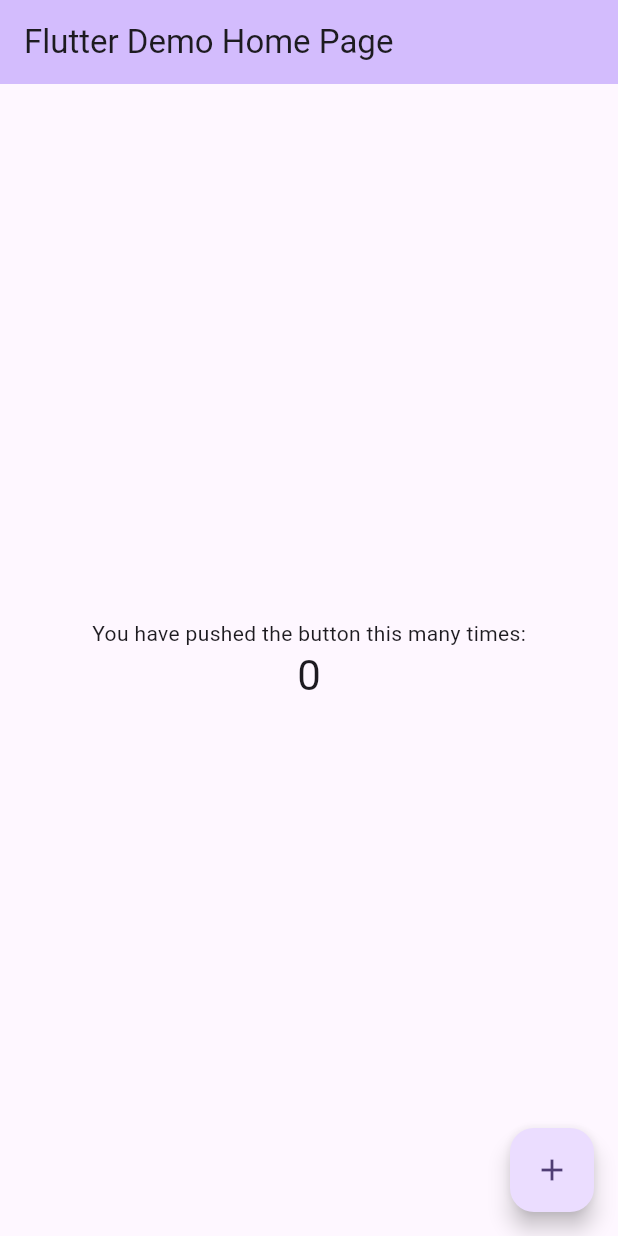
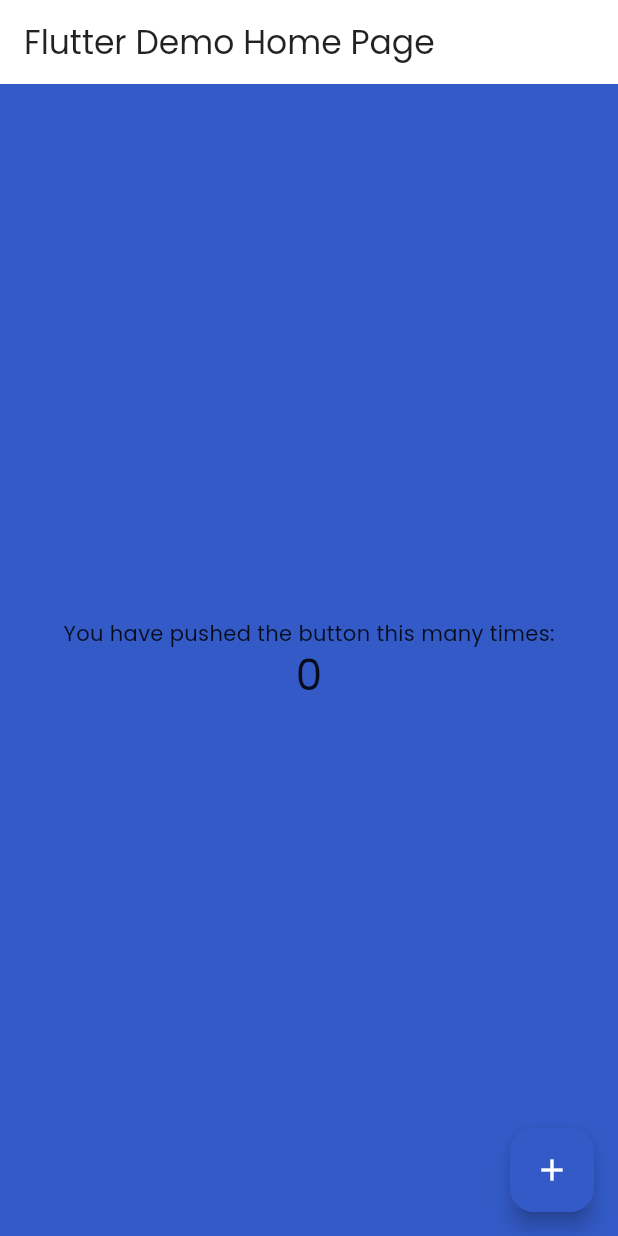
Before and after one commit to musfique113/weather, a Flutter app: the screen it shows after launch, on a phone screen of 412 x 824 dp. Run offline on Flutter 3.47's test engine with Material 3 defaults, Android fonts, the phone set to English and light mode, and no system bars.

Commit message:
feat: :heavy_plus_sign: add app resources

```diff
--- /dev/null
+++ b/lib/application/helpers/assets_path.dart
@@ -0,0 +1,9 @@
+class AssetsPath {
+  AssetsPath._();
+
+  static const String _iconsPath = 'assets/icons';
+  static const String _imagesPath = 'assets/images';
+
+  static String appLogoPng = '$_imagesPath/weather_app.png';
+
+}
--- /dev/null
+++ b/lib/application/theme_data/app_colors.dart
@@ -0,0 +1,18 @@
+import 'package:flutter/material.dart';
+
+const Color themeColor = Color(0xFF335AC7);
+const Color secondaryColor = Color(0xFF335AC7);
+const Color surface = Color(0xFF335AC7);
+const Color white = Color(0xFFFFFFFF);
+const Color black = Colors.black87;
+const Color darkGray = Color(0xFFAFAFAF);
+const Color cherry = Color(0xFFE47789);
+const Color coralRed = Color(0xFFFF4C4C);
+const Color crimson = Color(0xFFdf0f3c);
+
+const LinearGradient appGradient = LinearGradient(
+  colors: [
+    Color(0xFF6380D0),
+    Color(0xFF335AC7),
+  ],
+);
--- /dev/null
+++ b/lib/application/theme_data/global_theme_data.dart
@@ -0,0 +1,124 @@
+import 'package:flutter/material.dart';
+import 'package:weather/application/theme_data/text_styles.dart';
+import 'package:weather/application/theme_data/app_colors.dart';
+
+class GlobalThemeData {
+  static final Color _lightFocusColor = Colors.black.withOpacity(0.12);
+  static final Color _darkFocusColor = Colors.white.withOpacity(0.12);
+
+  static ThemeData get lightTheme {
+    return _buildThemeData(_lightColorScheme, _lightFocusColor);
+  }
+
+  static ThemeData get darkTheme {
+    return _buildThemeData(_darkColorScheme, _darkFocusColor);
+  }
+
+  static ThemeData _buildThemeData(ColorScheme colorScheme, Color focusColor) {
+    return ThemeData(
+      primaryColor: colorScheme.primary,
+      colorScheme: colorScheme,
+      scaffoldBackgroundColor: colorScheme.surface,
+      canvasColor: colorScheme.surface,
+      highlightColor: Colors.transparent,
+      focusColor: focusColor,
+      outlinedButtonTheme: _outlinedButtonThemeData,
+      elevatedButtonTheme: _elevatedButtonThemeData,
+      inputDecorationTheme: _inputDecorationTheme(colorScheme),
+      fontFamily: 'Poppins',
+    );
+  }
+
+  static const ColorScheme _lightColorScheme = ColorScheme(
+    brightness: Brightness.light,
+    primary: themeColor,
+    onPrimary: Colors.white,
+    secondary: secondaryColor,
+    onSecondary: white,
+    error: crimson,
+    onError: white,
+    surface: surface,
+    onSurface: black,
+  );
+
+  // TODO(musfique113) : Implement after project completion
+  static const ColorScheme _darkColorScheme = ColorScheme(
+    brightness: Brightness.dark,
+    primary: themeColor,
+    onPrimary: Colors.white,
+    secondary: Color(0xFF7755E0),
+    onSecondary: Color(0xFF332274),
+    error: crimson,
+    onError: white,
+    surface: Color(0xFF171429),
+    onSurface: Colors.white,
+  );
+
+  static DividerThemeData dividerThemeData(ColorScheme colorScheme) =>
+      DividerThemeData(color: colorScheme.primary.withOpacity(0.24));
+
+  static final OutlinedButtonThemeData _outlinedButtonThemeData =
+      OutlinedButtonThemeData(
+    style: OutlinedButton.styleFrom(
+      padding: const EdgeInsets.symmetric(vertical: 11.5),
+      minimumSize: const Size(double.infinity, 50),
+      shape: RoundedRectangleBorder(
+        borderRadius: BorderRadius.circular(8),
+      ),
+      side: const BorderSide(color: themeColor),
+      textStyle: const TextStyle(
+        fontWeight: FontWeight.w400,
+        fontSize: 16,
+        color: themeColor,
+        fontFamily: 'Poppins',
+      ),
+    ),
+  );
+
+  static final ElevatedButtonThemeData _elevatedButtonThemeData =
+      ElevatedButtonThemeData(
+    style: ElevatedButton.styleFrom(
+      padding: const EdgeInsets.symmetric(vertical: 11.5),
+      minimumSize: const Size(double.infinity, 50),
+      maximumSize: const Size(double.infinity, 50),
+      shape: RoundedRectangleBorder(
+        borderRadius: BorderRadius.circular(6),
+      ),
+      elevation: 0,
+      foregroundColor: white,
+      backgroundColor: themeColor,
+      textStyle: const TextStyle(
+        fontWeight: FontWeight.w400,
+        fontSize: 16,
+        color: white,
+        fontFamily: 'Poppins',
+      ),
+    ),
+  );
+
+  static InputDecorationTheme _inputDecorationTheme(ColorScheme scheme) =>
+      InputDecorationTheme(
+        contentPadding:
+            const EdgeInsets.symmetric(vertical: 12, horizontal: 15),
+        border: _inputBorder(),
+        enabledBorder: _inputBorder(),
+        disabledBorder: _inputBorder(),
+        focusedBorder: _inputBorder(),
+        errorBorder: _inputBorder().copyWith(
+          borderSide: BorderSide(
+            color: scheme.error,
+          ),
+        ),
+        hintStyle: TextStyles.regular16.copyWith(
+          color: darkGray,
+        ),
+        labelStyle: TextStyles.regular16.copyWith(
+          color: darkGray,
+        ),
+      );
+
+  static OutlineInputBorder _inputBorder() => OutlineInputBorder(
+        borderRadius: BorderRadius.circular(8),
+        borderSide: const BorderSide(color: themeColor),
+      );
+}
--- /dev/null
+++ b/lib/application/theme_data/text_styles.dart
@@ -0,0 +1,107 @@
+import 'package:flutter/material.dart';
+
+class TextStyles {
+  TextStyles._();
+
+//-----------------------Regular 400----------------------//
+
+  static TextStyle regular12 = const TextStyle(
+    fontSize: 12,
+    fontWeight: FontWeight.w400,
+  );
+
+  static TextStyle regular13 = const TextStyle(
+    fontSize: 13,
+    fontWeight: FontWeight.w400,
+  );
+
+  static TextStyle regular14 = const TextStyle(
+    fontSize: 14,
+    fontWeight: FontWeight.w400,
+  );
+
+  static TextStyle regular15 = const TextStyle(
+    fontSize: 15,
+    fontWeight: FontWeight.w400,
+  );
+
+  static TextStyle regular16 = const TextStyle(
+    fontSize: 16,
+    fontWeight: FontWeight.w400,
+  );
+
+  static TextStyle regular18 = const TextStyle(
+    fontSize: 18,
+    fontWeight: FontWeight.w400,
+  );
+
+  //-----------------------Medium 500----------------------//
+
+  static TextStyle medium12 = const TextStyle(
+    fontSize: 12,
+    fontWeight: FontWeight.w500,
+  );
+
+  static TextStyle medium13 = const TextStyle(
+    fontSize: 13,
+    fontWeight: FontWeight.w500,
+  );
+
+  static TextStyle medium14 = const TextStyle(
+    fontSize: 14,
+    fontWeight: FontWeight.w500,
+  );
+
+  static TextStyle medium16 = const TextStyle(
+    fontSize: 16,
+    fontWeight: FontWeight.w500,
+  );
+
+  static TextStyle medium18 = const TextStyle(
+    fontSize: 18,
+    fontWeight: FontWeight.w500,
+  );
+
+//-----------------------Heavy 600----------------------//
+
+  static TextStyle heavy10 = const TextStyle(
+    fontSize: 10,
+    fontWeight: FontWeight.w600,
+  );
+
+  static TextStyle heavy12 = const TextStyle(
+    fontSize: 12,
+    fontWeight: FontWeight.w600,
+  );
+
+  static TextStyle heavy14 = const TextStyle(
+    fontSize: 14,
+    fontWeight: FontWeight.w600,
+  );
+
+  static TextStyle heavy16 = const TextStyle(
+    fontSize: 16,
+    fontWeight: FontWeight.w600,
+  );
+
+  static TextStyle heavy18 = const TextStyle(
+    fontSize: 18,
+    fontWeight: FontWeight.w600,
+  );
+
+//-----------------------Huge 700----------------------//
+  static TextStyle huge16 = const TextStyle(
+    fontSize: 16,
+    fontWeight: FontWeight.w700,
+  );
+
+  static TextStyle huge18 = const TextStyle(
+    fontSize: 18,
+    fontWeight: FontWeight.w700,
+  );
+
+  static TextStyle huge20 = const TextStyle(
+    fontSize: 20,
+    fontWeight: FontWeight.w700,
+  );
+}
--- /dev/null
+++ b/lib/application/weather_app.dart
@@ -0,0 +1,17 @@
+import 'package:flutter/material.dart';
+import 'package:weather/application/theme_data/global_theme_data.dart';
+import 'package:weather/features/weather/presentation/ui/screens/home_screen.dart';
+
+class WeatherApp extends StatelessWidget {
+  const WeatherApp({super.key});
+
+  @override
+  Widget build(BuildContext context) {
+    return MaterialApp(
+      title: 'Weather',
+      theme: GlobalThemeData.lightTheme,
+      debugShowCheckedModeBanner: false,
+      home: const HomeScreen(title: 'Flutter Demo Home Page'),
+    );
+  }
+}
--- /dev/null
+++ b/lib/features/weather/presentation/ui/screens/home_screen.dart
@@ -0,0 +1,49 @@
+import 'package:flutter/material.dart';
+
+class HomeScreen extends StatefulWidget {
+  const HomeScreen({super.key, required this.title});
+
+  final String title;
+
+  @override
+  State<HomeScreen> createState() => _HomeScreenState();
+}
+
+class _HomeScreenState extends State<HomeScreen> {
+  int _counter = 0;
+
+  void _incrementCounter() {
+    setState(() {
+      _counter++;
+    });
+  }
+
+  @override
+  Widget build(BuildContext context) {
+    return Scaffold(
+      appBar: AppBar(
+        backgroundColor: Theme.of(context).colorScheme.inversePrimary,
+        title: Text(widget.title),
+      ),
+      body: Center(
+        child: Column(
+          mainAxisAlignment: MainAxisAlignment.center,
+          children: <Widget>[
+            const Text(
+              'You have pushed the button this many times:',
+            ),
+            Text(
+              '$_counter',
+              style: Theme.of(context).textTheme.headlineMedium,
+            ),
+          ],
+        ),
+      ),
+      floatingActionButton: FloatingActionButton(
+        onPressed: _incrementCounter,
+        tooltip: 'Increment',
+        child: const Icon(Icons.add),
+      ),
+    );
+  }
+}
--- a/lib/main.dart
+++ b/lib/main.dart
@@ -1,68 +1,7 @@
 import 'package:flutter/material.dart';
+import 'package:weather/application/weather_app.dart';
 
 void main() {
-  runApp(const MyApp());
+  WidgetsFlutterBinding.ensureInitialized();
+  runApp(const WeatherApp());
 }
-
-class MyApp extends StatelessWidget {
-  const MyApp({super.key});
-  @override
-  Widget build(BuildContext context) {
-    return MaterialApp(
-      title: 'Flutter Demo',
-      theme: ThemeData(
-        colorScheme: ColorScheme.fromSeed(seedColor: Colors.deepPurple),
-        useMaterial3: true,
-      ),
-      home: const MyHomePage(title: 'Flutter Demo Home Page'),
-    );
-  }
-}
-
-class MyHomePage extends StatefulWidget {
-  const MyHomePage({super.key, required this.title});
-
-  final String title;
-
-  @override
-  State<MyHomePage> createState() => _MyHomePageState();
-}
-
-class _MyHomePageState extends State<MyHomePage> {
-  int _counter = 0;
-
-  void _incrementCounter() {
-    setState(() {
-      _counter++;
-    });
-  }
-
-  @override
-  Widget build(BuildContext context) {
-    return Scaffold(
-      appBar: AppBar(
-        backgroundColor: Theme.of(context).colorScheme.inversePrimary,
-        title: Text(widget.title),
-      ),
-      body: Center(
-        child: Column(
-          mainAxisAlignment: MainAxisAlignment.center,
-          children: <Widget>[
-            const Text(
-              'You have pushed the button this many times:',
-            ),
-            Text(
-              '$_counter',
-              style: Theme.of(context).textTheme.headlineMedium,
-            ),
-          ],
-        ),
-      ),
-      floatingActionButton: FloatingActionButton(
-        onPressed: _incrementCounter,
-        tooltip: 'Increment',
-        child: const Icon(Icons.add),
-      ),
-    );
-  }
-}
```
Also changed, not shown: analysis_options.yaml (+48 -21 lines), pubspec.yaml (+7 -18 lines), assets/fonts/poppins/Poppins-Regular.ttf (added), assets/images/weather_app.png (added), pubspec.lock, 10 other files.
